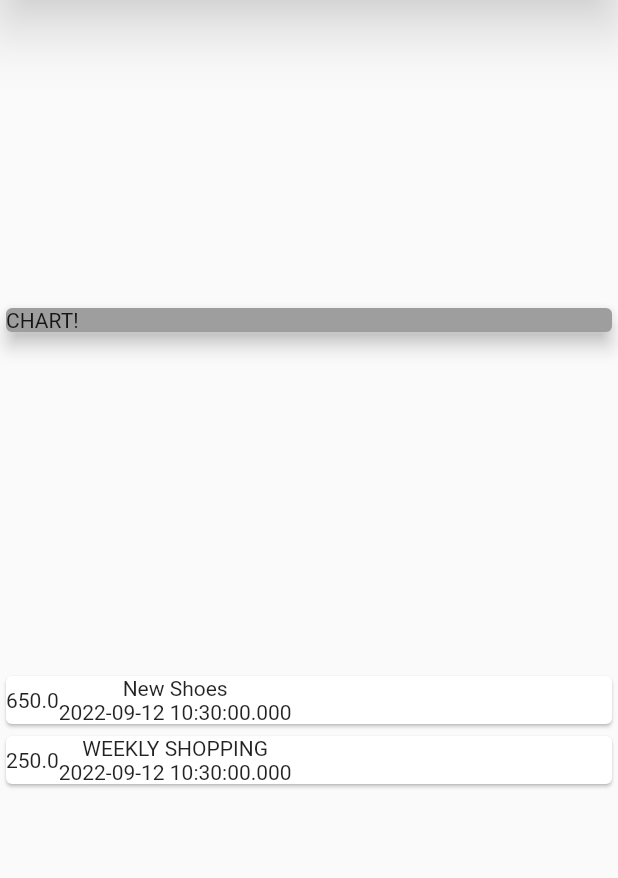
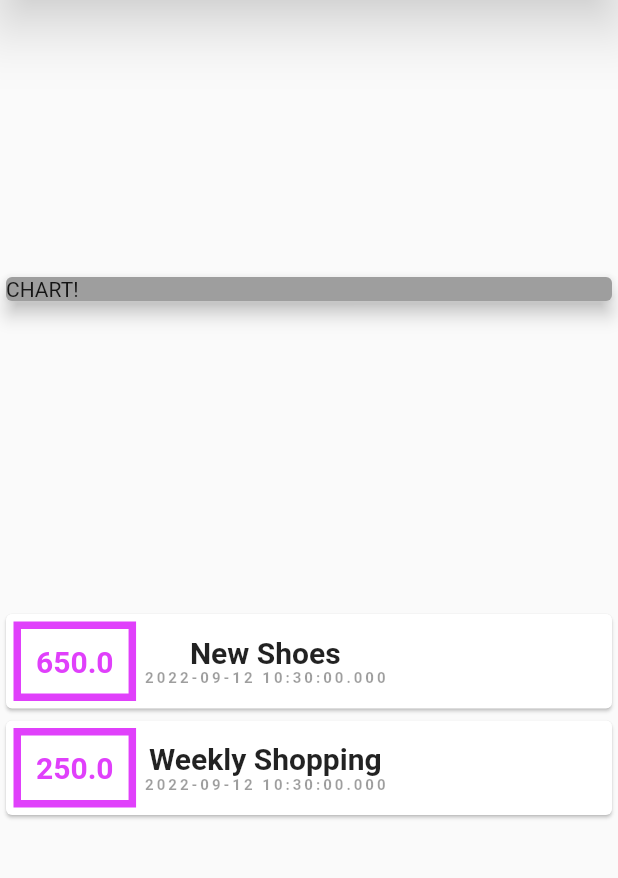
Before and after one commit to Jitender-yaduvanshi/expense_planner, a Flutter app: the screen it shows after launch, on a phone screen of 412 x 824 dp, the part 114-992 px from its top. Run offline on Flutter 3.47's test engine with Material 2 defaults, Android fonts, the phone set to English and light mode, and no system bars.

Commit message:
card update

```diff
--- a/lib/main.dart
+++ b/lib/main.dart
@@ -1,4 +1,5 @@
 import 'package:expense_planner/transaction.dart';
+import 'package:flutter/cupertino.dart';
 import 'package:flutter/material.dart';
 import './transaction.dart';
 
@@ -23,7 +24,7 @@ class MyHomePage extends StatelessWidget {
     ),
     Transaction(
       id: 't2',
-      title: 'WEEKLY SHOPPING',
+      title: 'Weekly Shopping',
       amount: 250,
       date: DateTime.now(),
     ),
@@ -59,18 +60,46 @@ class MyHomePage extends StatelessWidget {
                   child: Row(
                     children: [
                       Container(
+                        padding: EdgeInsets.all(10),
+                        decoration: BoxDecoration(
+                          border:
+                              Border.all(color: Colors.purpleAccent, width: 5),
+                        ),
+                        margin:
+                            EdgeInsets.symmetric(horizontal: 5, vertical: 5),
                         child: Text(
                           tx.amount.toString(),
+                          style: TextStyle(
+                              fontWeight: FontWeight.bold,
+                              fontSize: 20,
+                              color: Colors.purpleAccent),
                         ),
                       ),
                       Column(
+                        mainAxisAlignment: MainAxisAlignment.center,
+                        crossAxisAlignment: CrossAxisAlignment.center,
                         children: [
-                          Text(tx.title),
-                          Text(tx.date.toString()),
+                          Text(
+                            tx.title,
+                            style: TextStyle(
+                              fontSize: 20,
+                              color: Colors.black87,
+                              fontWeight: FontWeight.bold,
+                            ),
+                          ),
+                          Text(
+                            tx.date.toString(),
+                            style: TextStyle(letterSpacing:2,
+                              fontSize: 10,
+                              color: Colors.black38,
+                              fontWeight: FontWeight.bold,
+                            ),
+                          ),
                         ],
                       )
                     ],
                   ),
+
                 );
               }).toList(),
             )
@@ -79,6 +108,5 @@ class MyHomePage extends StatelessWidget {
       ),
       debugShowCheckedModeBanner: false,
     );
-    ;
   }
 }
```
